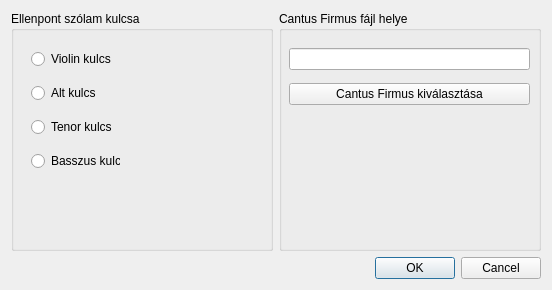
The window that GUI/newcpdialog.ui (Kollgergo/Counterpoint-project) describes before a commit, drawn with Qt 5.
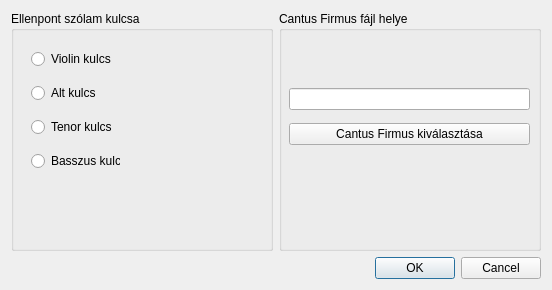
The same window after the commit.

Patch:
```diff
--- a/GUI/newcpdialog.ui
+++ b/GUI/newcpdialog.ui
@@ -70,11 +70,11 @@
          <property name="title">
           <string>Cantus Firmus fájl helye</string>
          </property>
-         <widget class="QWidget" name="">
+         <widget class="QWidget" name="layoutWidget">
           <property name="geometry">
            <rect>
             <x>10</x>
-            <y>30</y>
+            <y>70</y>
             <width>241</width>
             <height>71</height>
            </rect>
```
